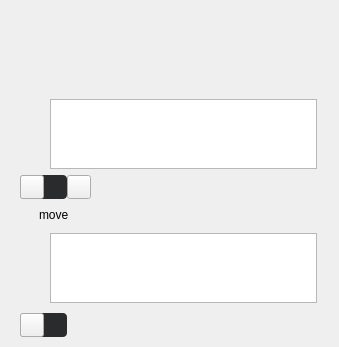
This is src/MEGASync/stalled_issues/gui/ui/StalledIssueFilePath.ui in meganz/MEGAsync as Qt 5 draws it before an edit. The edited form follows.
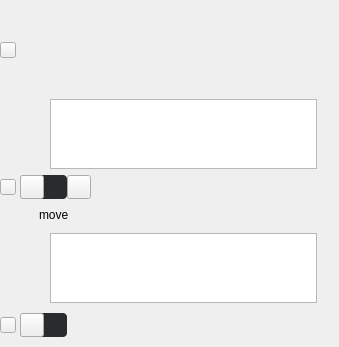
This is the edited form. Icons and pictures are not drawn. Custom widgets are drawn as their Qt base class.

Commit message: Changed QLabels for QToolButtons

```diff
--- a/src/MEGASync/stalled_issues/gui/ui/StalledIssueFilePath.ui
+++ b/src/MEGASync/stalled_issues/gui/ui/StalledIssueFilePath.ui
@@ -453,14 +453,8 @@
          <property name="bottomMargin">
           <number>0</number>
          </property>
-         <item alignment="Qt::AlignRight">
-          <widget class="QLabel" name="problemArrow">
-           <property name="sizePolicy">
-            <sizepolicy hsizetype="Fixed" vsizetype="Preferred">
-             <horstretch>0</horstretch>
-             <verstretch>0</verstretch>
-            </sizepolicy>
-           </property>
+         <item>
+          <widget class="QToolButton" name="problemArrow">
            <property name="minimumSize">
             <size>
              <width>16</width>
@@ -473,6 +467,15 @@
              <height>16</height>
             </size>
            </property>
+           <property name="focusPolicy">
+            <enum>Qt::NoFocus</enum>
+           </property>
+           <property name="text">
+            <string notr="true"/>
+           </property>
+           <property name="type" stdset="0">
+            <string notr="true">icon-label</string>
+           </property>
           </widget>
          </item>
         </layout>
@@ -862,14 +865,8 @@
          <property name="bottomMargin">
           <number>0</number>
          </property>
-         <item alignment="Qt::AlignRight">
-          <widget class="QLabel" name="movePathProblemArrow">
-           <property name="sizePolicy">
-            <sizepolicy hsizetype="Fixed" vsizetype="Preferred">
-             <horstretch>0</horstretch>
-             <verstretch>0</verstretch>
-            </sizepolicy>
-           </property>
+         <item>
+          <widget class="QToolButton" name="movePathProblemArrow">
            <property name="minimumSize">
             <size>
              <width>16</width>
@@ -882,6 +879,15 @@
              <height>16</height>
             </size>
            </property>
+           <property name="focusPolicy">
+            <enum>Qt::NoFocus</enum>
+           </property>
+           <property name="text">
+            <string notr="true"/>
+           </property>
+           <property name="type" stdset="0">
+            <string notr="true">icon-label</string>
+           </property>
           </widget>
          </item>
         </layout>
@@ -891,7 +897,7 @@
     </widget>
    </item>
    <item row="0" column="1" alignment="Qt::AlignVCenter">
-    <widget class="QLabel" name="LocalOrRemoteIcon">
+    <widget class="QToolButton" name="LocalOrRemoteIcon">
      <property name="sizePolicy">
       <sizepolicy hsizetype="Fixed" vsizetype="Fixed">
        <horstretch>0</horstretch>
@@ -913,8 +919,8 @@
      <property name="text">
       <string/>
      </property>
-     <property name="alignment">
-      <set>Qt::AlignCenter</set>
+     <property name="type" stdset="0">
+      <string notr="true">icon-label</string>
      </property>
     </widget>
    </item>
```
Left out of the diff: 12 changed lines with no effect on the pictures. The commit also changes 11 other files.
